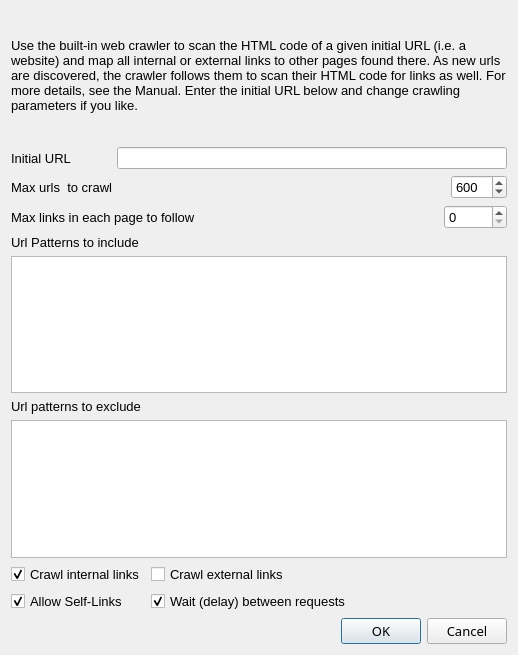
The window that src/forms/dialogwebcrawler.ui (socnetv/app) describes before a commit, drawn with Qt 5.
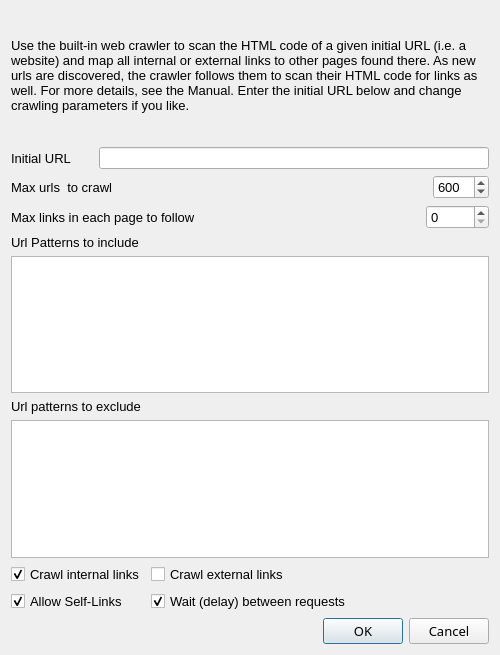
The same window after the commit.

Commit message: Fixed layout in WebCrawler dialog. Default stylesheet fixes

```diff
--- a/src/forms/dialogwebcrawler.ui
+++ b/src/forms/dialogwebcrawler.ui
@@ -6,7 +6,7 @@
    <rect>
     <x>0</x>
     <y>0</y>
-    <width>518</width>
+    <width>500</width>
     <height>655</height>
    </rect>
   </property>
@@ -36,7 +36,7 @@
   <property name="windowTitle">
    <string>Generate network from web links</string>
   </property>
-  <layout class="QFormLayout" name="formLayout">
+  <layout class="QGridLayout" name="gridLayout">
    <item row="0" column="0" colspan="2">
     <widget class="QLabel" name="label_2">
      <property name="sizePolicy">
@@ -47,16 +47,10 @@
      </property>
      <property name="minimumSize">
       <size>
-       <width>500</width>
+       <width>450</width>
        <height>130</height>
       </size>
      </property>
-     <property name="maximumSize">
-      <size>
-       <width>600</width>
-       <height>500</height>
-      </size>
-     </property>
      <property name="autoFillBackground">
       <bool>false</bool>
      </property>
@@ -74,7 +68,7 @@
      </property>
     </widget>
    </item>
-   <item row="2" column="0" colspan="2">
+   <item row="1" column="0" colspan="2">
     <layout class="QHBoxLayout" name="horizontalLayout_3">
      <item>
       <widget class="QLabel" name="label">
@@ -123,7 +117,7 @@
      </item>
     </layout>
    </item>
-   <item row="4" column="0" colspan="2">
+   <item row="2" column="0" colspan="2">
     <layout class="QHBoxLayout" name="horizontalLayout">
      <item>
       <widget class="QLabel" name="label_4">
@@ -178,7 +172,7 @@
      </item>
     </layout>
    </item>
-   <item row="5" column="0" colspan="2">
+   <item row="3" column="0" colspan="2">
     <layout class="QHBoxLayout" name="horizontalLayout_2">
      <item>
       <widget class="QLabel" name="label_3">
@@ -230,7 +224,7 @@
      </item>
     </layout>
    </item>
-   <item row="6" column="0" colspan="2">
+   <item row="4" column="0" colspan="2">
     <layout class="QVBoxLayout" name="verticalLayout">
      <item>
       <widget class="QLabel" name="label_5">
@@ -244,7 +238,7 @@
      </item>
     </layout>
    </item>
-   <item row="8" column="0" colspan="2">
+   <item row="5" column="0" colspan="2">
     <layout class="QVBoxLayout" name="verticalLayout_2">
      <item>
       <widget class="QLabel" name="label_7">
@@ -258,7 +252,7 @@
      </item>
     </layout>
    </item>
-   <item row="11" column="0">
+   <item row="6" column="0">
     <widget class="QCheckBox" name="intLinksCheckBox">
      <property name="toolTip">
       <string>&lt;html&gt;&lt;head/&gt;&lt;body&gt;&lt;p&gt;&lt;span style=&quot; font-weight:600;&quot;&gt;Crawl Internal Links &lt;/span&gt;&lt;/p&gt;&lt;p&gt;If enabled, the crawler will scan and map &lt;span style=&quot; font-weight:600;&quot;&gt;internal links &lt;/span&gt;(i.e. pages within the initial website). &lt;/p&gt;&lt;p&gt;If you do not want to crawl internal links, disable this option. &lt;/p&gt;&lt;p&gt;Default is to crawl internal links.&lt;/p&gt;&lt;/body&gt;&lt;/html&gt;</string>
@@ -271,7 +265,7 @@
      </property>
     </widget>
    </item>
-   <item row="11" column="1">
+   <item row="6" column="1">
     <widget class="QCheckBox" name="extLinksCheckBox">
      <property name="toolTip">
       <string>&lt;html&gt;&lt;head/&gt;&lt;body&gt;&lt;p&gt;&lt;span style=&quot; font-weight:600;&quot;&gt;Crawl external links&lt;/span&gt;&lt;/p&gt;&lt;p&gt;If enabled, the crawler will map &lt;span style=&quot; font-weight:600;&quot;&gt;external links&lt;/span&gt;. &lt;/p&gt;&lt;p&gt;For instance, if you start crawling from www.supersyntages.gr and we find there a link to another domain, i.e. www.linuxinsider.gr, then we will go outside of supersyntages.gr and crawl linuxinsider.gr too. &lt;/p&gt;&lt;p&gt;If you don't want to crawl external links, disable this option. &lt;/p&gt;&lt;/body&gt;&lt;/html&gt;</string>
@@ -284,7 +278,7 @@
      </property>
     </widget>
    </item>
-   <item row="12" column="0">
+   <item row="7" column="0">
     <widget class="QCheckBox" name="selfLinksCheckBox">
      <property name="toolTip">
       <string>&lt;html&gt;&lt;head/&gt;&lt;body&gt;&lt;p&gt;If enabled the application will draw a &lt;span style=&quot; font-weight:600;&quot;&gt;self-link&lt;/span&gt; when a page contains a link to itself. &lt;/p&gt;&lt;p&gt;Default is not to allow self-links.&lt;/p&gt;&lt;/body&gt;&lt;/html&gt;</string>
@@ -297,7 +291,7 @@
      </property>
     </widget>
    </item>
-   <item row="12" column="1">
+   <item row="7" column="1">
     <widget class="QCheckBox" name="waitCheckBox">
      <property name="toolTip">
       <string>&lt;html&gt;&lt;head/&gt;&lt;body&gt;&lt;p&gt;Wait for a random number of milliseconds (&lt;span style=&quot; font-weight:600;&quot;&gt;0-1000&lt;/span&gt;) between network requests.  &lt;/p&gt;&lt;p&gt;&lt;br/&gt;&lt;/p&gt;&lt;p&gt;Use of this option is recommended, as it lightens the server load by making the requests less frequent.&lt;/p&gt;&lt;p&gt;&lt;br/&gt;&lt;/p&gt;&lt;p&gt;By default this option is enabled.&lt;/p&gt;&lt;/body&gt;&lt;/html&gt;</string>
@@ -310,7 +304,7 @@
      </property>
     </widget>
    </item>
-   <item row="14" column="1">
+   <item row="8" column="1">
     <widget class="QDialogButtonBox" name="buttonBox">
      <property name="enabled">
       <bool>true</bool>
```
The commit also changes 1 other file.
